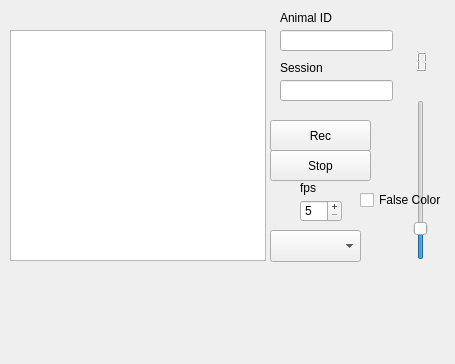
Before: the Qt Designer form MasterRunner/form.ui in ef-lab/Experiments, drawn with Qt 5.
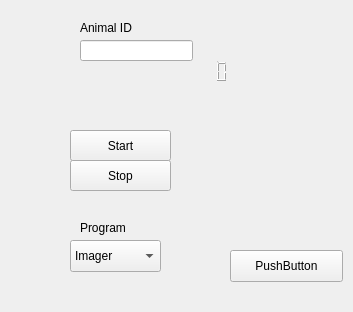
After: the same form once the commit is applied. Custom widgets are drawn as their Qt base class.

```diff
--- a/MasterRunner/form.ui
+++ b/MasterRunner/form.ui
@@ -12,8 +12,8 @@
    <rect>
     <x>0</x>
     <y>0</y>
-    <width>455</width>
-    <height>364</height>
+    <width>353</width>
+    <height>312</height>
    </rect>
   </property>
   <property name="windowTitle">
@@ -22,21 +22,21 @@
   <widget class="QPushButton" name="rec_button">
    <property name="geometry">
     <rect>
-     <x>270</x>
-     <y>120</y>
+     <x>70</x>
+     <y>130</y>
      <width>101</width>
      <height>31</height>
     </rect>
    </property>
    <property name="text">
-    <string>Rec</string>
+    <string>Start</string>
    </property>
   </widget>
   <widget class="QPushButton" name="stop_button">
    <property name="geometry">
     <rect>
-     <x>270</x>
-     <y>150</y>
+     <x>70</x>
+     <y>160</y>
      <width>101</width>
      <height>31</height>
     </rect>
@@ -48,18 +48,8 @@
   <widget class="QLineEdit" name="animal_input">
    <property name="geometry">
     <rect>
-     <x>280</x>
-     <y>30</y>
-     <width>113</width>
-     <height>21</height>
-    </rect>
-   </property>
-  </widget>
-  <widget class="QLineEdit" name="session_input">
-   <property name="geometry">
-    <rect>
-     <x>280</x>
-     <y>80</y>
+     <x>80</x>
+     <y>40</y>
      <width>113</width>
      <height>21</height>
     </rect>
@@ -68,8 +58,8 @@
   <widget class="QLabel" name="label">
    <property name="geometry">
     <rect>
-     <x>280</x>
-     <y>10</y>
+     <x>80</x>
+     <y>20</y>
      <width>60</width>
      <height>16</height>
     </rect>
@@ -78,107 +68,36 @@
     <string>Animal ID</string>
    </property>
   </widget>
-  <widget class="QLabel" name="label_2">
+  <widget class="QComboBox" name="program">
    <property name="geometry">
     <rect>
-     <x>280</x>
-     <y>60</y>
-     <width>60</width>
-     <height>16</height>
-    </rect>
-   </property>
-   <property name="text">
-    <string>Session</string>
-   </property>
-  </widget>
-  <widget class="QSpinBox" name="fps_input">
-   <property name="geometry">
-    <rect>
-     <x>300</x>
-     <y>200</y>
-     <width>42</width>
-     <height>22</height>
-    </rect>
-   </property>
-   <property name="acceptDrops">
-    <bool>true</bool>
-   </property>
-   <property name="frame">
-    <bool>true</bool>
-   </property>
-   <property name="buttonSymbols">
-    <enum>QAbstractSpinBox::PlusMinus</enum>
-   </property>
-   <property name="minimum">
-    <number>5</number>
-   </property>
-   <property name="maximum">
-    <number>60</number>
-   </property>
-   <property name="singleStep">
-    <number>5</number>
-   </property>
-  </widget>
-  <widget class="QComboBox" name="comboBox">
-   <property name="geometry">
-    <rect>
-     <x>270</x>
-     <y>230</y>
+     <x>70</x>
+     <y>240</y>
      <width>91</width>
      <height>32</height>
     </rect>
    </property>
-  </widget>
-  <widget class="QLabel" name="label_3">
-   <property name="geometry">
-    <rect>
-     <x>300</x>
-     <y>180</y>
-     <width>60</width>
-     <height>16</height>
-    </rect>
-   </property>
-   <property name="text">
-    <string>fps</string>
-   </property>
-  </widget>
-  <widget class="QSlider" name="exposure_input">
-   <property name="geometry">
-    <rect>
-     <x>410</x>
-     <y>100</y>
-     <width>22</width>
-     <height>160</height>
-    </rect>
-   </property>
-   <property name="maximum">
-    <number>1512</number>
-   </property>
-   <property name="value">
-    <number>255</number>
-   </property>
-   <property name="orientation">
-    <enum>Qt::Vertical</enum>
-   </property>
-  </widget>
-  <widget class="QCheckBox" name="color_input">
-   <property name="geometry">
-    <rect>
-     <x>360</x>
-     <y>190</y>
-     <width>86</width>
-     <height>20</height>
-    </rect>
-   </property>
-   <property name="text">
-    <string>False Color</string>
-   </property>
+   <item>
+    <property name="text">
+     <string>Imager</string>
+    </property>
+   </item>
+   <item>
+    <property name="text">
+     <string>Miniscpe</string>
+    </property>
+   </item>
+   <item>
+    <property name="text">
+     <string>Neuropixels</string>
+    </property>
+   </item>
   </widget>
   <widget class="QLCDNumber" name="frames">
    <property name="geometry">
     <rect>
-     <x>370</x>
-     <y>50</y>
+     <x>170</x>
+     <y>60</y>
      <width>64</width>
      <height>23</height>
     </rect>
@@ -199,17 +118,53 @@
     <double>0.000000000000000</double>
    </property>
   </widget>
-  <widget class="QGraphicsView" name="graphicsView">
+  <widget class="QLabel" name="program_label">
    <property name="geometry">
     <rect>
-     <x>10</x>
-     <y>30</y>
-     <width>256</width>
-     <height>231</height>
+     <x>80</x>
+     <y>220</y>
+     <width>60</width>
+     <height>16</height>
     </rect>
+   </property>
+   <property name="text">
+    <string>Program</string>
+   </property>
+  </widget>
+  <widget class="QLedLabel" name="led">
+   <property name="geometry">
+    <rect>
+     <x>230</x>
+     <y>180</y>
+     <width>16</width>
+     <height>16</height>
+    </rect>
+   </property>
+   <property name="text">
+    <string/>
+   </property>
+  </widget>
+  <widget class="QPushButton" name="pushButton">
+   <property name="geometry">
+    <rect>
+     <x>230</x>
+     <y>250</y>
+     <width>113</width>
+     <height>32</height>
+    </rect>
+   </property>
+   <property name="text">
+    <string>PushButton</string>
    </property>
   </widget>
  </widget>
+ <customwidgets>
+  <customwidget>
+   <class>QLedLabel</class>
+   <extends>QLabel</extends>
+   <header>qledlabel.h</header>
+  </customwidget>
+ </customwidgets>
  <resources/>
  <connections/>
 </ui>
```
Left out of the diff: 2 changed lines with no effect on the pictures.
